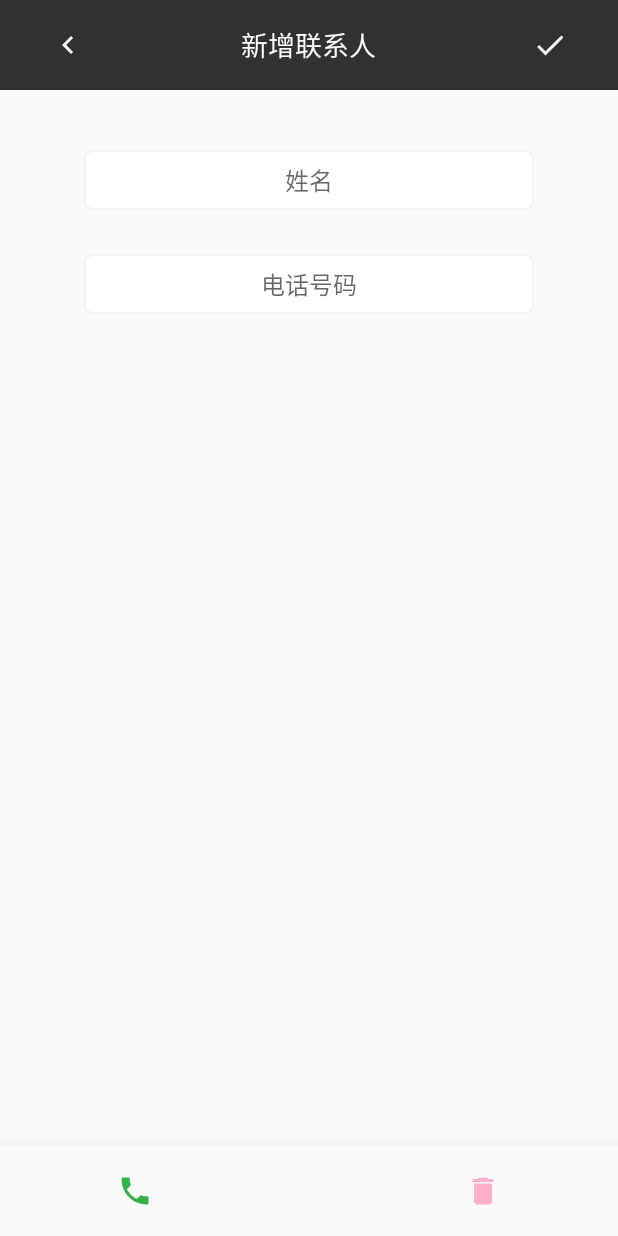
After one commit to zzccty/LAContacts, an Android app: the ContactEditActivity screen opened directly, with no data from a screen before it, on a phone screen of 412 x 824 dp. The commit adds this screen. Run offline under Robolectric (Android 15) with nearby library versions, the phone set to English and light mode, and no system bars.

Commit message:
更新了UI，完成通信录列表显示及回显功能

```diff
--- a/app/src/main/AndroidManifest.xml
+++ b/app/src/main/AndroidManifest.xml
@@ -1,6 +1,7 @@
 <?xml version="1.0" encoding="utf-8"?>
 <manifest xmlns:android="http://schemas.android.com/apk/res/android"
     package="fun.hara.lacontacts">
+    <uses-permission android:name="android.permission.READ_CONTACTS" />
 
     <application
         android:allowBackup="true"
@@ -18,6 +19,7 @@
                 <category android:name="android.intent.category.LAUNCHER" />
             </intent-filter>
         </activity>
+        <activity android:name=".ContactEditActivity"></activity>
     </application>
 
 </manifest>
--- /dev/null
+++ b/app/src/main/java/fun/hara/lacontacts/ContactEditActivity.java
@@ -0,0 +1,36 @@
+package fun.hara.lacontacts;
+
+import android.content.Intent;
+import android.media.Image;
+import android.support.v7.app.AppCompatActivity;
+import android.os.Bundle;
+import android.view.View;
+import android.widget.ImageButton;
+import android.widget.TextView;
+
+public class ContactEditActivity extends AppCompatActivity {
+
+    @Override
+    protected void onCreate(Bundle savedInstanceState) {
+        super.onCreate(savedInstanceState);
+        setContentView(R.layout.activity_contact_edit);
+
+        Intent intent = getIntent();
+        String id=intent.getStringExtra("id");
+        if(id!=null && !"".equals(id)){
+            // 编辑时
+            TextView editContactTitle = (TextView) findViewById(R.id.editContactTitle);
+            editContactTitle.setText("编辑联系人");
+            String name = intent.getStringExtra("name");
+            String phone = intent.getStringExtra("phone");
+            TextView nameTV = (TextView) findViewById(R.id.editContactName);
+            TextView phoneTV = (TextView) findViewById(R.id.editContactPhone);
+            nameTV.setText(name);
+            phoneTV.setText(phone);
+        }
+    }
+
+    public void back(View view){
+        ContactEditActivity.this.finish();
+    }
+}
--- a/app/src/main/res/drawable/custom_edittext_background.xml
+++ b/app/src/main/res/drawable/edittext_background_2.xml
@@ -4,9 +4,12 @@
     <!-- 圆角-->
     <corners android:radius="5dp" />
     <!--描边-->
-  <!--  <stroke
+    <stroke
         android:width="1dp"
-        android:color="@color/colorPrimaryDark" />-->
-    <solid android:color="#f1f3f4"></solid>
+        android:color="#f1f3f4"
+        />
+    <solid android:color="#ffffff" ></solid>
+
+
 
 </shape>
--- /dev/null
+++ b/app/src/main/res/drawable/ic_check_24dp.xml
@@ -0,0 +1,9 @@
+<vector xmlns:android="http://schemas.android.com/apk/res/android"
+        android:width="24dp"
+        android:height="24dp"
+        android:viewportWidth="24.0"
+        android:viewportHeight="24.0">
+    <path
+        android:fillColor="#fafafa"
+        android:pathData="M9,16.17L4.83,12l-1.42,1.41L9,19 21,7l-1.41,-1.41z"/>
+</vector>
--- /dev/null
+++ b/app/src/main/res/drawable/ic_chevron_left_black_24dp.xml
@@ -0,0 +1,9 @@
+<vector xmlns:android="http://schemas.android.com/apk/res/android"
+        android:width="24dp"
+        android:height="24dp"
+        android:viewportWidth="24.0"
+        android:viewportHeight="24.0">
+    <path
+        android:fillColor="#fafafa"
+        android:pathData="M15.41,7.41L14,6l-6,6 6,6 1.41,-1.41L10.83,12z"/>
+</vector>
--- /dev/null
+++ b/app/src/main/res/drawable/ic_delete_black_24dp.xml
@@ -0,0 +1,9 @@
+<vector xmlns:android="http://schemas.android.com/apk/res/android"
+        android:width="24dp"
+        android:height="24dp"
+        android:viewportWidth="24.0"
+        android:viewportHeight="24.0">
+    <path
+        android:fillColor="#ffafc9"
+        android:pathData="M6,19c0,1.1 0.9,2 2,2h8c1.1,0 2,-0.9 2,-2V7H6v12zM19,4h-3.5l-1,-1h-5l-1,1H5v2h14V4z"/>
+</vector>
--- a/app/src/main/res/drawable/ic_search_black_24dp.xml
+++ b/app/src/main/res/drawable/ic_search_black_24dp.xml
@@ -1,9 +1,9 @@
 <vector xmlns:android="http://schemas.android.com/apk/res/android"
-        android:width="24dp"
-        android:height="24dp"
+        android:width="18dp"
+        android:height="18dp"
         android:viewportWidth="24.0"
         android:viewportHeight="24.0">
     <path
-        android:fillColor="#5f6368"
+        android:fillColor="#444444"
         android:pathData="M15.5,14h-0.79l-0.28,-0.27C15.41,12.59 16,11.11 16,9.5 16,5.91 13.09,3 9.5,3S3,5.91 3,9.5 5.91,16 9.5,16c1.61,0 3.09,-0.59 4.23,-1.57l0.27,0.28v0.79l5,4.99L20.49,19l-4.99,-5zM9.5,14C7.01,14 5,11.99 5,9.5S7.01,5 9.5,5 14,7.01 14,9.5 11.99,14 9.5,14z"/>
 </vector>
--- /dev/null
+++ b/app/src/main/res/drawable/normal_button.xml
@@ -0,0 +1,11 @@
+<?xml version="1.0" encoding="utf-8"?>
+<selector xmlns:android="http://schemas.android.com/apk/res/android">
+    <item android:state_pressed="true">
+        <color android:color="#444444"/>
+    </item>
+    <item>
+        <shape android:shape="rectangle">
+            <solid android:color="#313131"/>
+        </shape>
+    </item>
+</selector>
--- /dev/null
+++ b/app/src/main/res/layout/activity_contact_edit.xml
@@ -0,0 +1,140 @@
+<?xml version="1.0" encoding="utf-8"?>
+<android.support.constraint.ConstraintLayout xmlns:android="http://schemas.android.com/apk/res/android"
+    xmlns:app="http://schemas.android.com/apk/res-auto"
+    xmlns:tools="http://schemas.android.com/tools"
+    android:layout_width="match_parent"
+    android:layout_height="match_parent"
+    tools:context="fun.hara.lacontacts.ContactEditActivity">
+
+    <RelativeLayout
+        android:id="@+id/relativeLayout"
+        android:layout_width="match_parent"
+        android:layout_height="60dp"
+        android:background="@color/colorPrimaryDark"
+        app:layout_constraintEnd_toEndOf="parent"
+        app:layout_constraintStart_toStartOf="parent"
+        app:layout_constraintTop_toTopOf="parent">
+
+        <TextView
+            android:id="@+id/editContactTitle"
+            android:layout_width="wrap_content"
+            android:layout_height="wrap_content"
+            android:layout_centerHorizontal="true"
+            android:layout_centerVertical="true"
+            android:text="新增联系人"
+            android:textColor="#fafafa"
+            android:textSize="18dp" />
+
+        <ImageButton
+            android:id="@+id/backBtn"
+            android:layout_width="40dp"
+            android:layout_height="40dp"
+            android:layout_alignParentStart="true"
+            android:layout_centerVertical="true"
+            android:layout_marginStart="25dp"
+            android:background="@drawable/normal_button"
+            android:onClick="back"
+            app:srcCompat="@drawable/ic_chevron_left_black_24dp" />
+
+        <ImageButton
+            android:id="@+id/imageButton"
+            android:layout_width="40dp"
+            android:layout_height="40dp"
+
+            android:layout_alignParentEnd="true"
+            android:layout_alignTop="@+id/backBtn"
+            android:layout_marginEnd="25dp"
+            android:background="@drawable/normal_button"
+            app:srcCompat="@drawable/ic_check_24dp" />
+
+    </RelativeLayout>
+
+    <RelativeLayout
+        android:id="@+id/relativeLayout2"
+        android:layout_width="match_parent"
+        android:layout_height="match_parent"
+        android:layout_marginTop="60dp"
+        app:layout_constraintBottom_toBottomOf="parent"
+        app:layout_constraintEnd_toEndOf="parent"
+        app:layout_constraintHorizontal_bias="0.0"
+        app:layout_constraintStart_toStartOf="parent"
+        app:layout_constraintTop_toTopOf="parent"
+        app:layout_constraintVertical_bias="1.0">
+
+        <EditText
+            android:id="@+id/editContactName"
+            android:layout_width="300dp"
+            android:layout_height="40dp"
+            android:layout_alignParentTop="true"
+            android:layout_alignStart="@+id/editContactPhone"
+            android:layout_marginTop="40dp"
+            android:background="@drawable/edittext_background_2"
+            android:ems="10"
+            android:gravity="center"
+            android:hint="姓名"
+            android:inputType="textPersonName"
+            android:textColorHighlight="#444444"
+            android:textCursorDrawable="@null"
+            android:textSize="16dp"
+            app:layout_constraintEnd_toEndOf="parent"
+
+            app:layout_constraintStart_toStartOf="parent" />
+
+
+        <EditText
+            android:id="@+id/editContactPhone"
+            android:layout_width="300dp"
+            android:layout_height="40dp"
+            android:layout_below="@+id/editContactName"
+            android:layout_centerHorizontal="true"
+            android:layout_marginTop="29dp"
+            android:background="@drawable/edittext_background_2"
+            android:ems="10"
+            android:gravity="center"
+            android:hint="电话号码"
+            android:inputType="phone"
+            android:textCursorDrawable="@null"
+            android:textSize="16dp"
+            app:layout_constraintBottom_toBottomOf="parent" />
+
+
+        <RelativeLayout
+            android:layout_width="match_parent"
+            android:layout_height="60dp"
+            android:layout_alignParentBottom="true"
+            android:layout_alignParentStart="true"
+            android:background="#fafafa"
+            android:elevation="10dp"
+            android:translationZ="10dp">
+            <ImageButton
+                android:id="@+id/callBtn"
+                android:layout_width="180dp"
+                android:layout_height="match_parent"
+                android:layout_alignParentTop="true"
+                android:background="@drawable/dial_button"
+                android:minHeight="55dp"
+                android:src="@drawable/ic_call_black_24dp"
+                android:stateListAnimator="@null" />
+
+            <ImageButton
+                android:id="@+id/deleteBtn"
+                android:layout_width="180dp"
+                android:layout_height="match_parent"
+                android:layout_alignParentEnd="true"
+                android:layout_alignParentTop="true"
+                android:background="@drawable/dial_button"
+                android:minHeight="55dp"
+                android:src="@drawable/ic_delete_black_24dp"
+                android:stateListAnimator="@null" />
+
+        </RelativeLayout>
+        <!--  <View
+              android:layout_width="300dp"
+              android:layout_height="0.5dp"
+              android:layout_alignStart="@+id/editContactPhone"
+              android:layout_below="@+id/editContactPhone"
+              android:background="#8e8e8e" />-->
+    </RelativeLayout>
+
+
+</android.support.constraint.ConstraintLayout>
--- a/app/src/main/res/values/styles.xml
+++ b/app/src/main/res/values/styles.xml
@@ -1,11 +1,10 @@
 <resources>
 
     <!-- Base application theme. -->
-    <style name="AppTheme" parent="Theme.AppCompat.Light.DarkActionBar">
+    <style name="AppTheme" parent="Theme.AppCompat.Light.NoActionBar">
         <!-- Customize your theme here. -->
         <item name="colorPrimary">@color/colorPrimary</item>
         <item name="colorPrimaryDark">@color/colorPrimaryDark</item>
         <item name="colorAccent">@color/colorAccent</item>
     </style>
-
 </resources>
```
Also changed, not shown: app/src/main/java/fun/hara/lacontacts/ContactsAdapter.java (added, +61 -0 lines), app/src/main/java/fun/hara/lacontacts/MainActivity.java (+19 -0 lines), app/src/main/java/fun/hara/lacontacts/dao/ContactsDAO.java (added, +62 -0 lines), app/src/main/java/fun/hara/lacontacts/domain/ContactInfo.java (added, +65 -0 lines), app/src/main/java/fun/hara/lacontacts/fragment/ContactsFragment.java (+47 -8 lines), app/src/main/res/drawable/ic_chevron_right_black_24dp.xml (added, +9 -0 lines), app/src/main/res/layout/activity_main.xml (+29 -2 lines), app/src/main/res/layout/contact_info.xml (added, +37 -0 lines), app/src/main/res/layout/fragment_contacts.xml (+19 -14 lines), build.gradle (line endings or trailing spaces).
